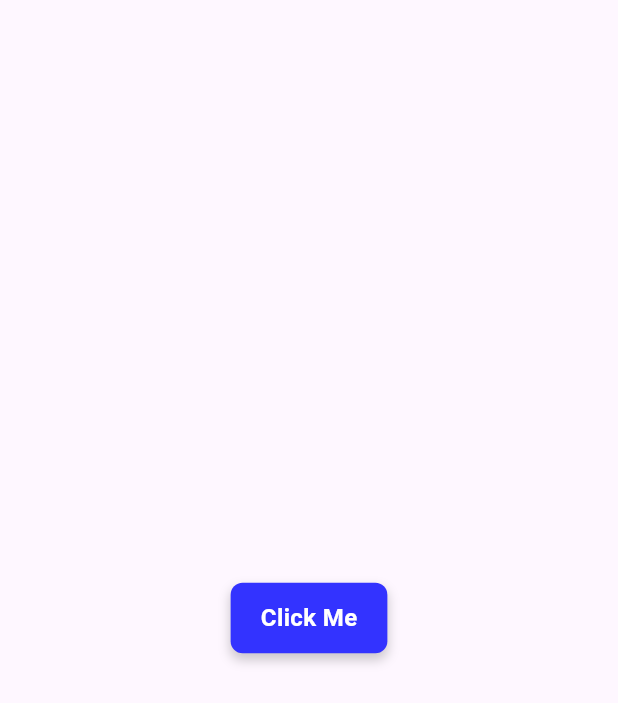
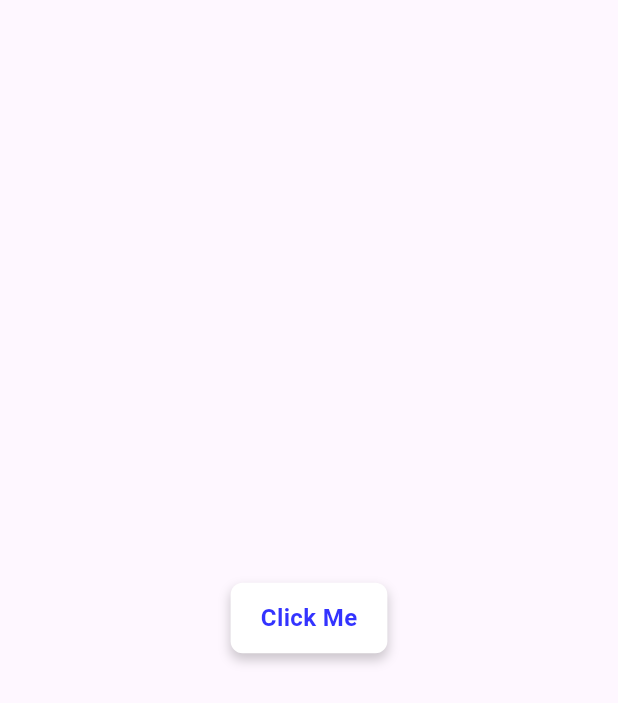
Before and after one commit to briandxniel/mi_diseno, a Flutter app: the screen it shows after launch, on a phone screen of 412 x 824 dp. Shown: the top 703 px of the screen. Run offline on Flutter 3.47's test engine with Material 3 defaults, Android fonts, the phone set to English and light mode, and no system bars.

Commit message:
Invertimos los colores del botón personalizado

```diff
--- a/lib/main.dart
+++ b/lib/main.dart
@@ -40,7 +40,8 @@ class BotonPersonalizado extends StatelessWidget{
       child: Container(
         padding: const EdgeInsets.symmetric(horizontal: 20, vertical: 12),
         decoration: BoxDecoration(
-          color: const Color(0xFF3333FF),
+          //fondo blanco
+          color: const Color(0xFFFFFFFF),
           borderRadius: BorderRadius.circular(8),
           boxShadow: [
             BoxShadow(
@@ -52,8 +53,9 @@ class BotonPersonalizado extends StatelessWidget{
         ),
         child: Text(
           texto,
+          //azul
           style: const TextStyle(
-            color: Color(0xFFFFFFFF),
+            color: Color(0xFF3333FF),
             fontSize: 16,
             fontWeight: FontWeight.bold,
           ),
```
